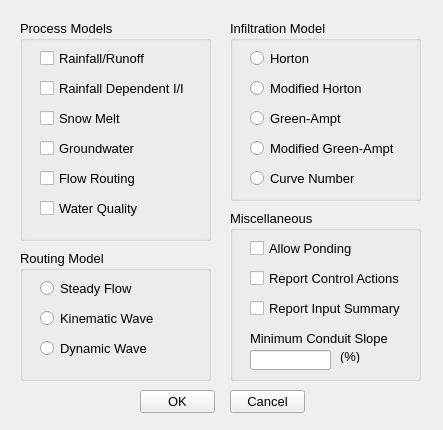
The window that src/ui/SWMM/frmGeneralOptionsDesigner.ui (USEPA/SWMM-EPANET_User_Interface) describes before a commit, drawn with Qt 5.
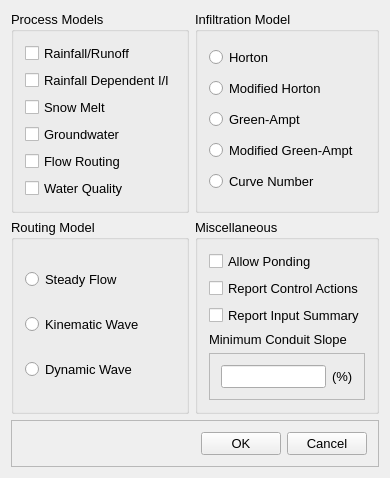
The same window after the commit.

Commit message: reformatted ui forms with better layouts

```diff
--- a/src/ui/SWMM/frmGeneralOptionsDesigner.ui
+++ b/src/ui/SWMM/frmGeneralOptionsDesigner.ui
@@ -6,8 +6,8 @@
    <rect>
     <x>0</x>
     <y>0</y>
-    <width>443</width>
-    <height>430</height>
+    <width>364</width>
+    <height>438</height>
    </rect>
   </property>
   <property name="font">
@@ -19,341 +19,244 @@
    <string>SWMM General Options</string>
   </property>
   <widget class="QWidget" name="centralWidget">
-   <widget class="QPushButton" name="cmdOK">
-    <property name="geometry">
-     <rect>
-      <x>140</x>
-      <y>390</y>
-      <width>75</width>
-      <height>23</height>
-     </rect>
-    </property>
-    <property name="text">
-     <string>OK</string>
-    </property>
-   </widget>
-   <widget class="QPushButton" name="cmdCancel">
-    <property name="geometry">
-     <rect>
-      <x>230</x>
-      <y>390</y>
-      <width>75</width>
-      <height>23</height>
-     </rect>
-    </property>
-    <property name="text">
-     <string>Cancel</string>
-    </property>
-   </widget>
+   <layout class="QGridLayout" name="gridLayout">
+    <item row="0" column="0">
    <widget class="QGroupBox" name="gbxProcess">
-    <property name="geometry">
-     <rect>
-      <x>20</x>
-      <y>20</y>
-      <width>191</width>
-      <height>221</height>
-     </rect>
-    </property>
     <property name="title">
      <string>Process Models</string>
     </property>
+      <layout class="QVBoxLayout" name="verticalLayout">
+       <item>
     <widget class="QCheckBox" name="cbxRainfallRunoff">
-     <property name="geometry">
-      <rect>
-       <x>20</x>
-       <y>30</y>
-       <width>151</width>
-       <height>17</height>
-      </rect>
-     </property>
      <property name="text">
       <string>Rainfall/Runoff</string>
      </property>
     </widget>
+       </item>
+       <item>
     <widget class="QCheckBox" name="cbxRainfallII">
-     <property name="geometry">
-      <rect>
-       <x>20</x>
-       <y>60</y>
-       <width>171</width>
-       <height>17</height>
-      </rect>
-     </property>
      <property name="text">
       <string>Rainfall Dependent I/I</string>
      </property>
     </widget>
+       </item>
+       <item>
     <widget class="QCheckBox" name="cbxSnowmelt">
-     <property name="geometry">
-      <rect>
-       <x>20</x>
-       <y>90</y>
-       <width>91</width>
-       <height>17</height>
-      </rect>
-     </property>
      <property name="text">
       <string>Snow Melt</string>
      </property>
     </widget>
+       </item>
+       <item>
     <widget class="QCheckBox" name="cbxGroundwater">
-     <property name="geometry">
-      <rect>
-       <x>20</x>
-       <y>120</y>
-       <width>161</width>
-       <height>17</height>
-      </rect>
-     </property>
      <property name="text">
       <string>Groundwater</string>
      </property>
     </widget>
+       </item>
+       <item>
     <widget class="QCheckBox" name="cbxFlowRouting">
-     <property name="geometry">
-      <rect>
-       <x>20</x>
-       <y>150</y>
-       <width>161</width>
-       <height>17</height>
-      </rect>
-     </property>
      <property name="text">
       <string>Flow Routing</string>
      </property>
     </widget>
+       </item>
+       <item>
     <widget class="QCheckBox" name="cbxWaterQuality">
-     <property name="geometry">
-      <rect>
-       <x>20</x>
-       <y>180</y>
-       <width>161</width>
-       <height>17</height>
-      </rect>
-     </property>
      <property name="text">
       <string>Water Quality</string>
      </property>
     </widget>
-   </widget>
-   <widget class="QGroupBox" name="gbxMiscellaneous">
-    <property name="geometry">
-     <rect>
-      <x>230</x>
-      <y>210</y>
-      <width>191</width>
-      <height>171</height>
-     </rect>
-    </property>
-    <property name="title">
-     <string>Miscellaneous</string>
-    </property>
-    <widget class="QCheckBox" name="cbxAllowPonding">
-     <property name="geometry">
-      <rect>
-       <x>20</x>
-       <y>30</y>
-       <width>121</width>
-       <height>17</height>
-      </rect>
-     </property>
-     <property name="text">
-      <string>Allow Ponding</string>
-     </property>
-    </widget>
-    <widget class="QCheckBox" name="cbxReportControl">
-     <property name="geometry">
-      <rect>
-       <x>20</x>
-       <y>60</y>
-       <width>161</width>
-       <height>17</height>
-      </rect>
-     </property>
-     <property name="text">
-      <string>Report Control Actions</string>
-     </property>
-    </widget>
-    <widget class="QLineEdit" name="txtMinimum">
-     <property name="geometry">
-      <rect>
-       <x>20</x>
-       <y>140</y>
-       <width>81</width>
-       <height>20</height>
-      </rect>
-     </property>
-    </widget>
-    <widget class="QCheckBox" name="cbxReportInput">
-     <property name="geometry">
-      <rect>
-       <x>20</x>
-       <y>90</y>
-       <width>161</width>
-       <height>17</height>
-      </rect>
-     </property>
-     <property name="text">
-      <string>Report Input Summary</string>
-     </property>
-    </widget>
-    <widget class="QLabel" name="lblMinimum">
-     <property name="geometry">
-      <rect>
-       <x>20</x>
-       <y>120</y>
-       <width>151</width>
-       <height>16</height>
-      </rect>
-     </property>
-     <property name="text">
-      <string>Minimum Conduit Slope</string>
-     </property>
-    </widget>
-    <widget class="QLabel" name="lblPercent">
-     <property name="geometry">
-      <rect>
-       <x>110</x>
-       <y>140</y>
-       <width>47</width>
-       <height>13</height>
-      </rect>
-     </property>
-     <property name="text">
-      <string>(%)</string>
-     </property>
-    </widget>
-   </widget>
-   <widget class="QGroupBox" name="gbxRouting">
-    <property name="geometry">
-     <rect>
-      <x>20</x>
-      <y>250</y>
-      <width>191</width>
-      <height>131</height>
-     </rect>
-    </property>
-    <property name="title">
-     <string>Routing Model</string>
-    </property>
-    <widget class="QRadioButton" name="rbnSteady">
-     <property name="geometry">
-      <rect>
-       <x>20</x>
-       <y>30</y>
-       <width>131</width>
-       <height>17</height>
-      </rect>
-     </property>
-     <property name="text">
-      <string>Steady Flow</string>
-     </property>
-    </widget>
-    <widget class="QRadioButton" name="rbnKinematic">
-     <property name="geometry">
-      <rect>
-       <x>20</x>
-       <y>60</y>
-       <width>131</width>
-       <height>17</height>
-      </rect>
-     </property>
-     <property name="text">
-      <string>Kinematic Wave</string>
-     </property>
-    </widget>
-    <widget class="QRadioButton" name="rbnDynamic">
-     <property name="geometry">
-      <rect>
-       <x>20</x>
-       <y>90</y>
-       <width>131</width>
-       <height>17</height>
-      </rect>
-     </property>
-     <property name="text">
-      <string>Dynamic Wave</string>
-     </property>
-    </widget>
-   </widget>
+       </item>
+      </layout>
+     </widget>
+    </item>
+    <item row="0" column="1">
    <widget class="QGroupBox" name="gbxInfiltration">
-    <property name="geometry">
-     <rect>
-      <x>230</x>
-      <y>20</y>
-      <width>191</width>
-      <height>181</height>
-     </rect>
-    </property>
     <property name="title">
      <string>Infiltration Model</string>
     </property>
+      <layout class="QVBoxLayout" name="verticalLayout_2">
+       <item>
     <widget class="QRadioButton" name="rbnHorton">
-     <property name="geometry">
-      <rect>
-       <x>20</x>
-       <y>30</y>
-       <width>131</width>
-       <height>17</height>
-      </rect>
-     </property>
      <property name="text">
       <string>Horton</string>
      </property>
     </widget>
+       </item>
+       <item>
     <widget class="QRadioButton" name="rbnModifiedHorton">
-     <property name="geometry">
-      <rect>
-       <x>20</x>
-       <y>60</y>
-       <width>131</width>
-       <height>17</height>
-      </rect>
-     </property>
      <property name="text">
       <string>Modified Horton</string>
      </property>
     </widget>
+       </item>
+       <item>
     <widget class="QRadioButton" name="rbnGreenAmpt">
-     <property name="geometry">
-      <rect>
-       <x>20</x>
-       <y>90</y>
-       <width>131</width>
-       <height>17</height>
-      </rect>
-     </property>
      <property name="text">
       <string>Green-Ampt</string>
      </property>
     </widget>
+       </item>
+       <item>
     <widget class="QRadioButton" name="rbnModifiedGreenAmpt">
-     <property name="geometry">
-      <rect>
-       <x>20</x>
-       <y>120</y>
-       <width>161</width>
-       <height>17</height>
-      </rect>
-     </property>
      <property name="text">
       <string>Modified Green-Ampt</string>
      </property>
     </widget>
+       </item>
+       <item>
     <widget class="QRadioButton" name="rbnCurveNumber">
-     <property name="geometry">
-      <rect>
-       <x>20</x>
-       <y>150</y>
-       <width>131</width>
-       <height>17</height>
-      </rect>
-     </property>
      <property name="text">
       <string>Curve Number</string>
      </property>
     </widget>
-   </widget>
+       </item>
+      </layout>
+     </widget>
+    </item>
+    <item row="1" column="0">
+     <widget class="QGroupBox" name="gbxRouting">
+      <property name="title">
+       <string>Routing Model</string>
+      </property>
+      <layout class="QVBoxLayout" name="verticalLayout_3">
+       <item>
+        <widget class="QRadioButton" name="rbnSteady">
+         <property name="text">
+          <string>Steady Flow</string>
+         </property>
+        </widget>
+       </item>
+       <item>
+        <widget class="QRadioButton" name="rbnKinematic">
+         <property name="text">
+          <string>Kinematic Wave</string>
+         </property>
+        </widget>
+       </item>
+       <item>
+        <widget class="QRadioButton" name="rbnDynamic">
+         <property name="text">
+          <string>Dynamic Wave</string>
+         </property>
+        </widget>
+       </item>
+      </layout>
+     </widget>
+    </item>
+    <item row="1" column="1">
+     <widget class="QGroupBox" name="gbxMiscellaneous">
+      <property name="title">
+       <string>Miscellaneous</string>
+      </property>
+      <layout class="QVBoxLayout" name="verticalLayout_4">
+       <item>
+        <widget class="QCheckBox" name="cbxAllowPonding">
+         <property name="text">
+          <string>Allow Ponding</string>
+         </property>
+        </widget>
+       </item>
+       <item>
+        <widget class="QCheckBox" name="cbxReportControl">
+         <property name="text">
+          <string>Report Control Actions</string>
+         </property>
+        </widget>
+       </item>
+       <item>
+        <widget class="QCheckBox" name="cbxReportInput">
+         <property name="text">
+          <string>Report Input Summary</string>
+         </property>
+        </widget>
+       </item>
+       <item>
+        <widget class="QLabel" name="lblMinimum">
+         <property name="text">
+          <string>Minimum Conduit Slope</string>
+         </property>
+        </widget>
+       </item>
+       <item>
+        <widget class="QFrame" name="frame_2">
+         <property name="frameShape">
+          <enum>QFrame::StyledPanel</enum>
+         </property>
+         <property name="frameShadow">
+          <enum>QFrame::Raised</enum>
+         </property>
+         <layout class="QHBoxLayout" name="horizontalLayout_2">
+          <item>
+           <widget class="QLineEdit" name="txtMinimum">
+            <property name="minimumSize">
+             <size>
+              <width>50</width>
+              <height>0</height>
+             </size>
+            </property>
+            <property name="maximumSize">
+             <size>
+              <width>150</width>
+              <height>16777215</height>
+             </size>
+            </property>
+           </widget>
+          </item>
+          <item>
+           <widget class="QLabel" name="lblPercent">
+            <property name="text">
+             <string>(%)</string>
+            </property>
+           </widget>
+          </item>
+         </layout>
+        </widget>
+       </item>
+      </layout>
+     </widget>
+    </item>
+    <item row="2" column="0" colspan="2">
+     <widget class="QFrame" name="frame">
+      <property name="frameShape">
+       <enum>QFrame::StyledPanel</enum>
+      </property>
+      <property name="frameShadow">
+       <enum>QFrame::Raised</enum>
+      </property>
+      <layout class="QHBoxLayout" name="horizontalLayout">
+       <item>
+        <spacer name="horizontalSpacer">
+         <property name="orientation">
+          <enum>Qt::Horizontal</enum>
+         </property>
+         <property name="sizeHint" stdset="0">
+          <size>
+           <width>161</width>
+           <height>20</height>
+          </size>
+         </property>
+        </spacer>
+       </item>
+       <item>
+        <widget class="QPushButton" name="cmdOK">
+         <property name="text">
+          <string>OK</string>
+         </property>
+        </widget>
+       </item>
+       <item>
+        <widget class="QPushButton" name="cmdCancel">
+         <property name="text">
+          <string>Cancel</string>
+         </property>
+        </widget>
+       </item>
+      </layout>
+     </widget>
+    </item>
+   </layout>
   </widget>
  </widget>
  <layoutdefault spacing="6" margin="11"/>
```
Left out of the diff: 22 changed lines with no effect on the pictures. Lines whose indentation alone changed are shown as unchanged. The commit also changes 7 other files.
